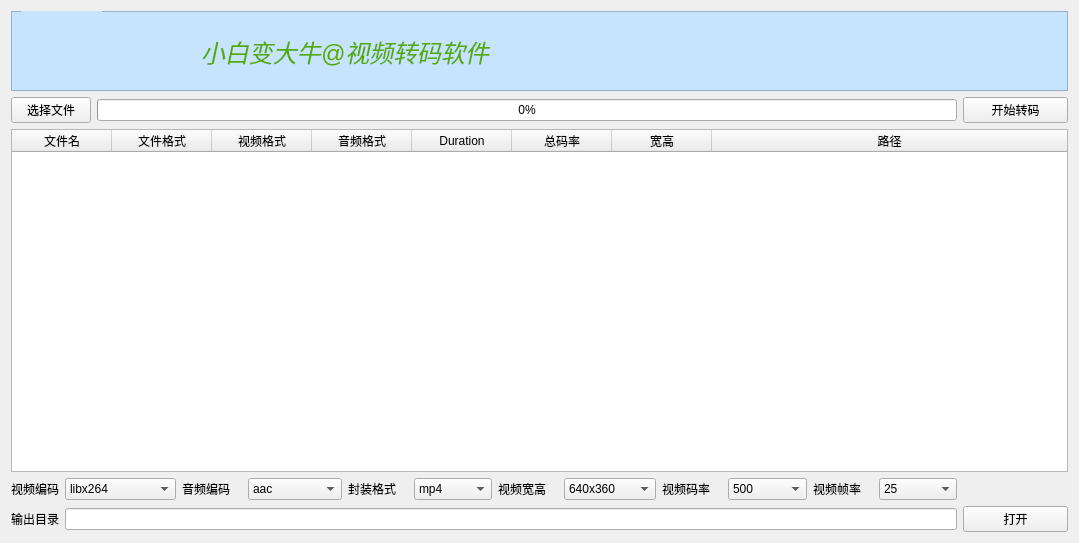
First picture: the form in widget.ui, repository 824270555/ffmpegConverter, before the edit.
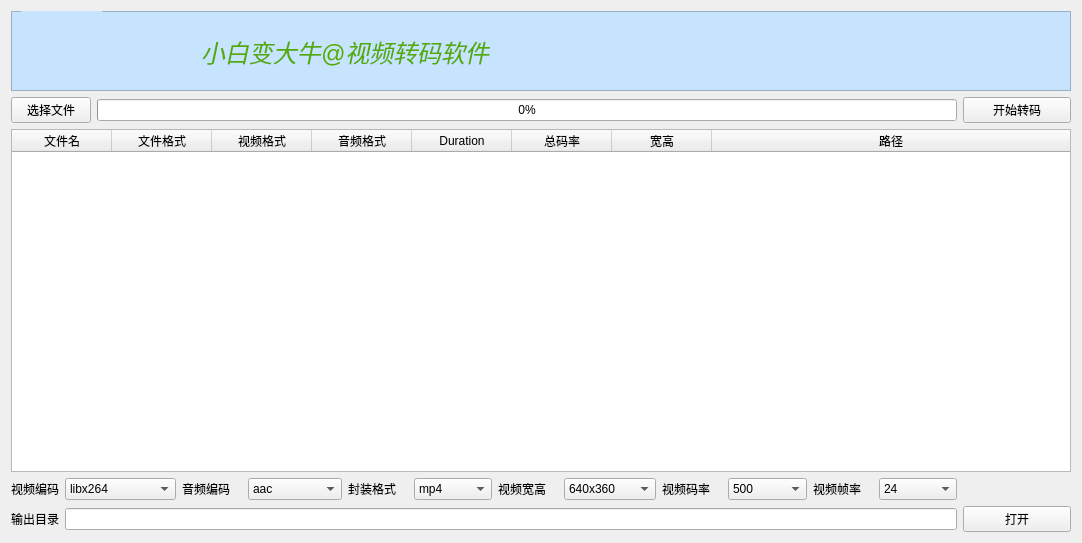
Second picture: the form after the edit. Icons and pictures are not drawn.

The edit to the form file:
```diff
--- a/widget.ui
+++ b/widget.ui
@@ -6,7 +6,7 @@
    <rect>
     <x>0</x>
     <y>0</y>
-    <width>1079</width>
+    <width>1082</width>
     <height>543</height>
    </rect>
   </property>
@@ -346,6 +346,11 @@
    </item>
    <item row="3" column="12">
     <widget class="QComboBox" name="comboBox_frameRate">
+     <item>
+      <property name="text">
+       <string>24</string>
+      </property>
+     </item>
      <item>
       <property name="text">
        <string>25</string>
```
Left out of the diff: 5 changed lines with no effect on the pictures.
